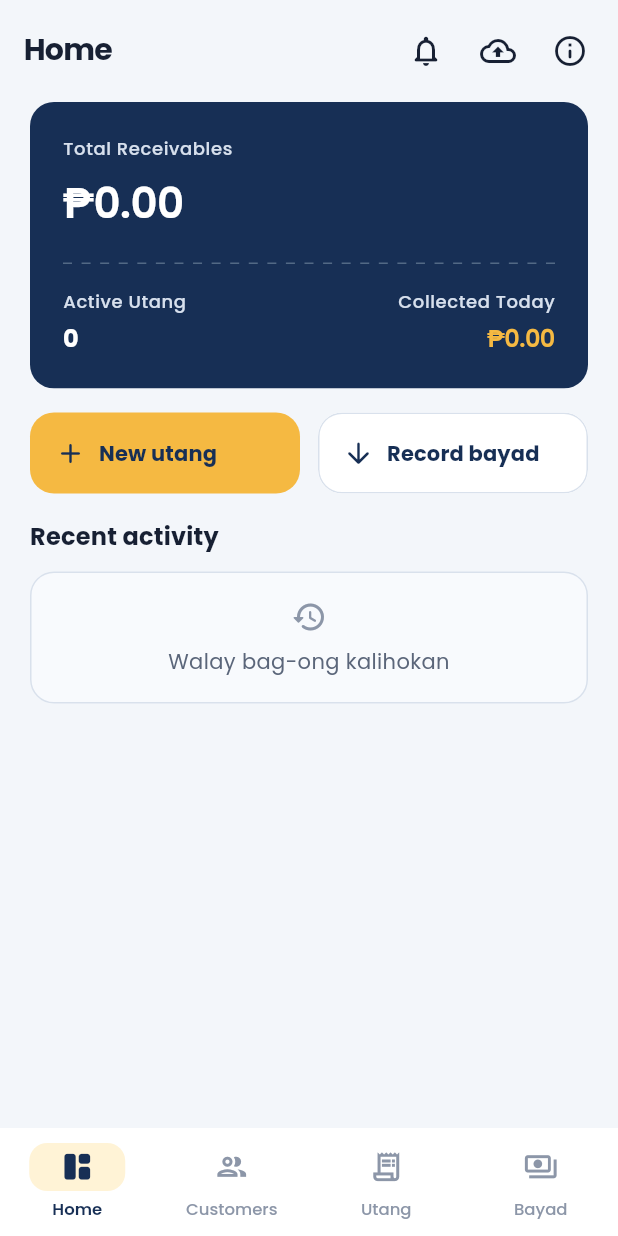
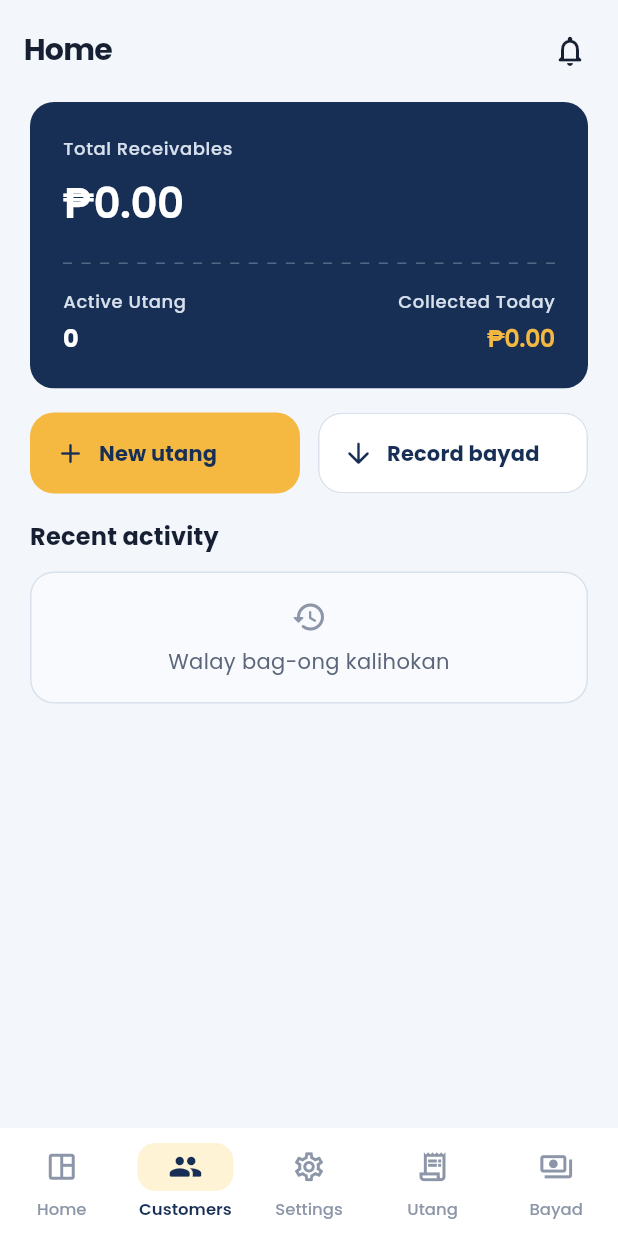
Before and after one commit to alduanemirasol/utang_tracker, a Flutter app: the screen it shows after launch, on a phone screen of 412 x 824 dp. Run offline on Flutter 3.47's test engine with Material 3 defaults, Android fonts, the phone set to English and light mode, and no system bars; our stand-ins replace drift, drift_flutter, equatable, flutter_riverpod, go_router, package_info_plus and 2 more; missing offline and left inert: sqlite3; accounts and stored records are empty; generated files the repository leaves out were written again; network calls fail.

Commit message:
feat: add Settings tab with Backup & Restore and About menu items

```diff
--- a/lib/core/router/app_router.dart
+++ b/lib/core/router/app_router.dart
@@ -2,6 +2,7 @@ import 'package:flutter/material.dart';
 import 'package:go_router/go_router.dart';
 import 'package:utang_tracker/core/router/app_shell.dart';
 import 'package:utang_tracker/features/backup/presentation/pages/backup_restore_page.dart';
+import 'package:utang_tracker/features/settings/presentation/pages/settings_page.dart';
 import 'package:utang_tracker/features/customers/presentation/pages/customer_detail_page.dart';
 import 'package:utang_tracker/features/customers/presentation/pages/customer_form_page.dart';
 import 'package:utang_tracker/features/customers/presentation/pages/customers_list_page.dart';
@@ -12,9 +13,7 @@ import 'package:utang_tracker/features/debts/presentation/pages/debts_list_page.
 import 'package:utang_tracker/features/payments/presentation/pages/payments_list_page.dart';
 import 'package:utang_tracker/features/payments/presentation/pages/record_payment_page.dart';
 import 'package:utang_tracker/features/updater/presentation/pages/about_page.dart';
-
 final rootNavigatorKey = GlobalKey<NavigatorState>();
-
 GoRouter createAppRouter() {
   return GoRouter(
     navigatorKey: rootNavigatorKey,
@@ -25,6 +24,14 @@ GoRouter createAppRouter() {
           return AppShell(navigationShell: navigationShell);
         },
         branches: [
+          StatefulShellBranch(
+            routes: [
+              GoRoute(
+                path: '/settings',
+                builder: (context, state) => const SettingsPage(),
+              ),
+            ],
+          ),
           StatefulShellBranch(
             routes: [
               GoRoute(
--- a/lib/core/router/app_shell.dart
+++ b/lib/core/router/app_shell.dart
@@ -1,19 +1,15 @@
 import 'package:flutter/material.dart';
 import 'package:go_router/go_router.dart';
 import 'package:utang_tracker/core/theme/app_colors.dart';
-
 class AppShell extends StatelessWidget {
   const AppShell({super.key, required this.navigationShell});
-
   final StatefulNavigationShell navigationShell;
-
   void _onTap(int index) {
     navigationShell.goBranch(
       index,
       initialLocation: index == navigationShell.currentIndex,
     );
   }
-
   @override
   Widget build(BuildContext context) {
     return Scaffold(
@@ -41,6 +37,11 @@ class AppShell extends StatelessWidget {
                 label: 'Customers',
               ),
               NavigationDestination(
+                icon: Icon(Icons.settings_outlined),
+                selectedIcon: Icon(Icons.settings_rounded),
+                label: 'Settings',
+              ),
+              NavigationDestination(
                 icon: Icon(Icons.receipt_long_outlined),
                 selectedIcon: Icon(Icons.receipt_long_rounded),
                 label: 'Utang',
--- a/lib/features/dashboard/presentation/pages/dashboard_page.dart
+++ b/lib/features/dashboard/presentation/pages/dashboard_page.dart
@@ -14,15 +14,12 @@ import 'package:utang_tracker/features/dashboard/presentation/providers/dashboar
 import 'package:utang_tracker/features/notifications/domain/entities/debt_notification.dart';
 import 'package:utang_tracker/features/notifications/presentation/providers/notification_providers.dart';
 import 'package:utang_tracker/features/notifications/presentation/widgets/debt_notifications_sheet.dart';
-
 class DashboardPage extends ConsumerWidget {
   const DashboardPage({super.key});
-
   @override
   Widget build(BuildContext context, WidgetRef ref) {
     final async = ref.watch(dashboardSummaryProvider);
     final notifications = ref.watch(debtNotificationsProvider);
-
     return Scaffold(
       appBar: AppBar(
         title: const Text("Home"),
@@ -34,16 +31,6 @@ class DashboardPage extends ConsumerWidget {
               if (debtId == null || !context.mounted) return;
               context.push('/debts/$debtId');
             },
-          ),
-          IconButton(
-            tooltip: 'Backup & Restore',
-            icon: const Icon(Icons.backup_outlined),
-            onPressed: () => context.push('/backup-restore'),
-          ),
-          IconButton(
-            tooltip: 'About',
-            icon: const Icon(Icons.info_outline_rounded),
-            onPressed: () => context.push('/about'),
           ),
           const SizedBox(width: AppSpacing.sm),
         ],
@@ -120,20 +107,16 @@ class DashboardPage extends ConsumerWidget {
     );
   }
 }
-
 class _NotificationAction extends StatelessWidget {
   const _NotificationAction({required this.notifications, required this.onTap});
-
   final AsyncValue<DebtNotificationFeed> notifications;
   final VoidCallback onTap;
-
   @override
   Widget build(BuildContext context) {
     final urgentCount = notifications.value?.urgentCount ?? 0;
     final label = urgentCount > 0
         ? 'Due reminders, $urgentCount urgent'
         : 'Due reminders';
-
     return Semantics(
       button: true,
       label: label,
@@ -178,18 +161,15 @@ class _NotificationAction extends StatelessWidget {
     );
   }
 }
-
 class _LedgerBalanceCard extends StatelessWidget {
   const _LedgerBalanceCard({
     required this.balance,
     required this.activeDebts,
     required this.collectedToday,
   });
-
   final Money balance;
   final int activeDebts;
   final Money collectedToday;
-
   @override
   Widget build(BuildContext context) {
     return ClipRRect(
@@ -284,10 +264,8 @@ class _LedgerBalanceCard extends StatelessWidget {
     );
   }
 }
-
 class _DashedRule extends StatelessWidget {
   const _DashedRule();
-
   @override
   Widget build(BuildContext context) {
     return LayoutBuilder(
@@ -310,7 +288,6 @@ class _DashedRule extends StatelessWidget {
     );
   }
 }
-
 class _QuickAction extends StatelessWidget {
   const _QuickAction({
     required this.icon,
@@ -319,13 +296,11 @@ class _QuickAction extends StatelessWidget {
     required this.foregroundColor,
     required this.onTap,
   });
-
   final IconData icon;
   final String label;
   final Color color;
   final Color foregroundColor;
   final VoidCallback onTap;
-
   @override
   Widget build(BuildContext context) {
     return Material(
@@ -365,18 +340,15 @@ class _QuickAction extends StatelessWidget {
     );
   }
 }
-
 class _SectionHeader extends StatelessWidget {
   const _SectionHeader({
     required this.title,
     required this.actionLabel,
     required this.onAction,
   });
-
   final String title;
   final String? actionLabel;
   final VoidCallback onAction;
-
   @override
   Widget build(BuildContext context) {
     return Row(
@@ -401,12 +373,9 @@ class _SectionHeader extends StatelessWidget {
     );
   }
 }
-
 class _ActivityLedger extends StatelessWidget {
   const _ActivityLedger({required this.items});
-
   final List<RecentActivityItem> items;
-
   @override
   Widget build(BuildContext context) {
     return AppCard(
@@ -433,19 +402,15 @@ class _ActivityLedger extends StatelessWidget {
     );
   }
 }
-
 class _ActivityRow extends StatelessWidget {
   const _ActivityRow({required this.item, required this.onTap});
-
   final RecentActivityItem item;
   final VoidCallback onTap;
-
   @override
   Widget build(BuildContext context) {
     final isPayment = item.type == RecentActivityType.payment;
     final color = isPayment ? AppColors.paid : AppColors.unpaid;
     final background = isPayment ? AppColors.paidBg : AppColors.unpaidBg;
-
     return InkWell(
       onTap: onTap,
       child: Padding(
@@ -524,10 +489,8 @@ class _ActivityRow extends StatelessWidget {
     );
   }
 }
-
 class _EmptyActivity extends StatelessWidget {
   const _EmptyActivity();
-
   @override
   Widget build(BuildContext context) {
     return AppCard(
```
Also changed, not shown: lib/features/settings/presentation/pages/settings_page.dart (added, +84 -0 lines), 1 other file.
